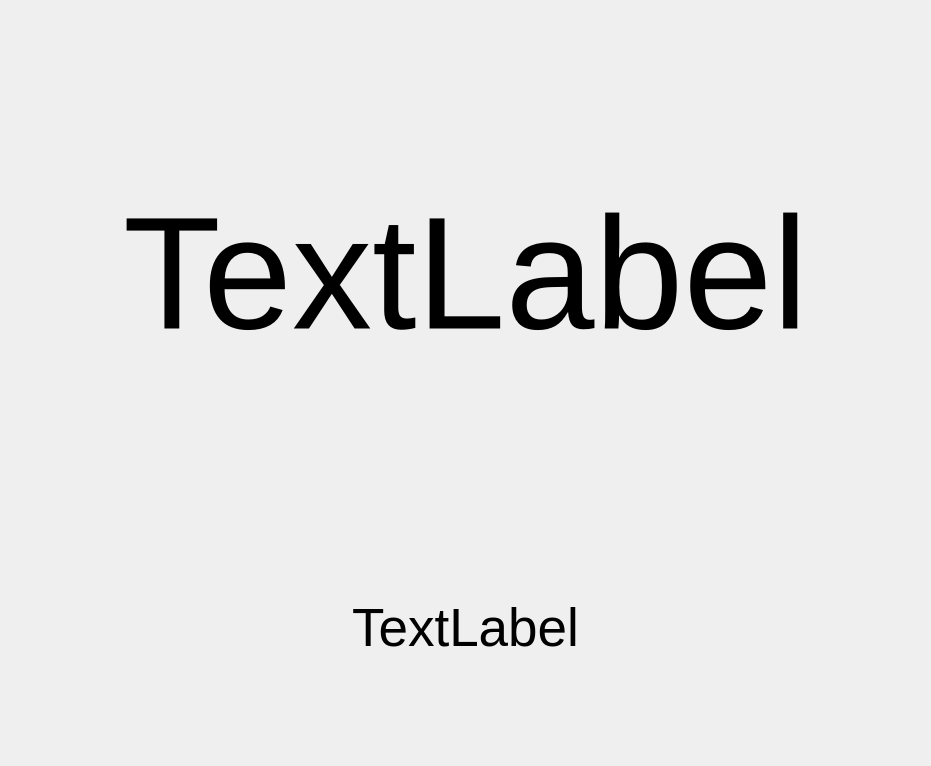
WenAnrong/SimpleTimer, file TimeFullScreenUi.ui: the form before one commit.
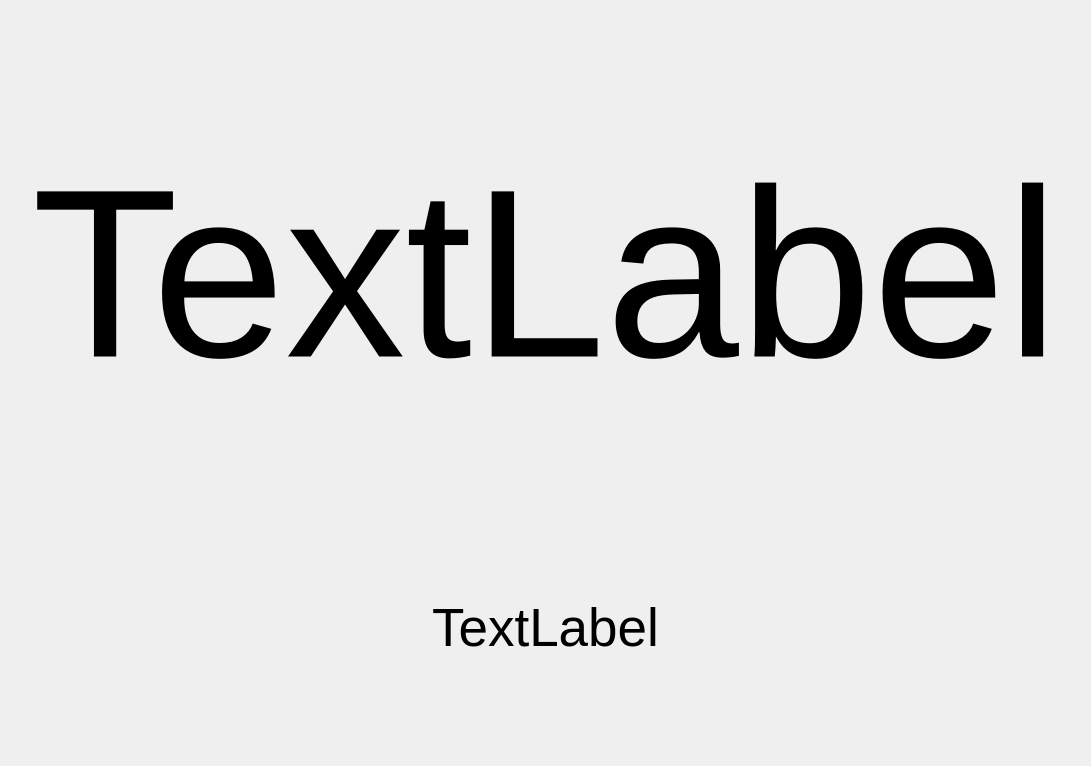
The form after the commit.

```diff
--- a/TimeFullScreenUi.ui
+++ b/TimeFullScreenUi.ui
@@ -6,7 +6,7 @@
    <rect>
     <x>0</x>
     <y>0</y>
-    <width>931</width>
+    <width>1091</width>
     <height>766</height>
    </rect>
   </property>
@@ -32,7 +32,7 @@
        </property>
        <property name="font">
         <font>
-         <pointsize>120</pointsize>
+         <pointsize>180</pointsize>
         </font>
        </property>
        <property name="text">
```
